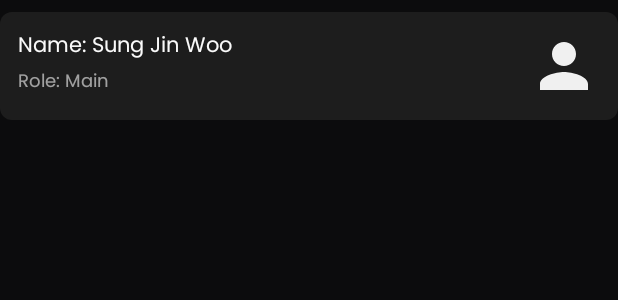
After one commit to debz-g/AniSearch, an Android app: the layout item_characters.xml on its own in the app's theme, with its tools: preview values and no code run, on a phone screen of 412 x 824 dp. The commit adds this screen. Shown: the top 300 px of the screen. Run offline under Robolectric (Android 15) with nearby library versions, the phone set to English and light mode, and no system bars.

Commit message:
Added Characters section in details page.

```diff
--- a/app/src/main/java/dev/redfox/anisearch/network/ServerInterface.kt
+++ b/app/src/main/java/dev/redfox/anisearch/network/ServerInterface.kt
@@ -1,7 +1,9 @@
 package dev.redfox.anisearch.network
 
+import dev.redfox.anisearch.models.CharactersResponse
 import dev.redfox.anisearch.models.CommonAnimeResponse
 import dev.redfox.anisearch.models.EpisodeResponse
+import retrofit2.Response
 import retrofit2.http.GET
 import retrofit2.http.Path
 import retrofit2.http.Query
@@ -21,4 +23,7 @@ interface ServerInterface {
 		@Path("id") animeId: Int,
 		@Query("page") page: Int
 	): EpisodeResponse
+
+	@GET("anime/{id}/characters")
+	suspend fun getAnimeCharacters(@Path("id") id: Int): Response<CharactersResponse>
 }
--- a/app/src/main/java/dev/redfox/anisearch/ui/animeDetails/AnimeDetailsBottomSheetFragment.kt
+++ b/app/src/main/java/dev/redfox/anisearch/ui/animeDetails/AnimeDetailsBottomSheetFragment.kt
@@ -20,6 +20,7 @@ import dev.redfox.anisearch.databinding.DialogAnimeDetailsFragmentBinding
 import dev.redfox.anisearch.databinding.ItemCustomTabBinding
 import dev.redfox.anisearch.models.AnimeChildData
 import dev.redfox.anisearch.models.OverviewData
+import dev.redfox.anisearch.ui.characters.CharactersFragment
 import dev.redfox.anisearch.ui.episodes.EpisodesFragment
 import dev.redfox.anisearch.ui.overview.OverviewFragment
 import dev.redfox.anisearch.utils.PARAM_DATA
@@ -179,7 +180,10 @@ class AnimeDetailsBottomSheetFragment : BottomSheetDialogFragment() {
                                 }
 
                                 2 -> {
-
+                                    binding.nsvAnimeDetails.setOnScrollChangeListener(null as NestedScrollView.OnScrollChangeListener?)
+                                    animeDetailsVm.getMalId()?.let { malId ->
+                                        showFragment(CharactersFragment.getInstance(malId))
+                                    }
                                 }
                             }
                         }
--- a/app/src/main/java/dev/redfox/anisearch/ui/characters/CharacatersFragment.kt
+++ /dev/null
@@ -1,4 +0,0 @@
-package dev.redfox.anisearch.ui.characters
-
-class CharacatersFragment {
-}
--- /dev/null
+++ b/app/src/main/res/drawable/bg_characters.xml
@@ -0,0 +1,6 @@
+<?xml version="1.0" encoding="utf-8"?>
+<shape xmlns:android="http://schemas.android.com/apk/res/android"
+    android:shape="rectangle">
+    <solid android:color="@color/colorDark"/>
+    <corners android:radius="8dp" />
+</shape>
--- /dev/null
+++ b/app/src/main/res/drawable/user_placeholder.xml
@@ -0,0 +1,10 @@
+<vector xmlns:android="http://schemas.android.com/apk/res/android"
+    android:width="48dp"
+    android:height="48dp"
+    android:tint="@color/colorGrayLight"
+    android:viewportWidth="24"
+    android:viewportHeight="24">
+    <path
+        android:fillColor="@color/colorGrayLight"
+        android:pathData="M12,12c2.21,0 4,-1.79 4,-4s-1.79,-4 -4,-4 -4,1.79 -4,4 1.79,4 4,4zM12,14c-2.67,0 -8,1.34 -8,4v2h16v-2c0,-2.66 -5.33,-4 -8,-4z" />
+</vector>
--- a/app/src/main/res/layout/fragment_episodes.xml
+++ b/app/src/main/res/layout/fragment_episodes.xml
@@ -11,6 +11,7 @@
         android:layout_width="match_parent"
         android:layout_height="match_parent"
         android:paddingHorizontal="@dimen/dimen8"
+        android:layout_marginTop="@dimen/dimen16"
         android:clipToPadding="false"
         tools:listitem="@layout/item_episodes"
         tools:itemCount="5"
--- /dev/null
+++ b/app/src/main/res/layout/item_characters.xml
@@ -0,0 +1,44 @@
+<?xml version="1.0" encoding="utf-8"?>
+<androidx.constraintlayout.widget.ConstraintLayout xmlns:android="http://schemas.android.com/apk/res/android"
+    xmlns:app="http://schemas.android.com/apk/res-auto"
+    xmlns:tools="http://schemas.android.com/tools"
+    android:layout_width="match_parent"
+    android:layout_height="wrap_content"
+    android:layout_marginVertical="@dimen/dimen8"
+    android:background="@drawable/bg_characters"
+    android:padding="@dimen/dimen12">
+
+    <TextView
+        android:id="@+id/tv_characters_name"
+        style="@style/PoppinsRegularWhite14"
+        android:layout_width="@dimen/dimen0"
+        android:layout_marginEnd="@dimen/dimen6"
+        android:maxLines="1"
+        android:ellipsize="end"
+        android:layout_height="wrap_content"
+        app:layout_constraintEnd_toStartOf="@id/iv_characters_image"
+        app:layout_constraintStart_toStartOf="parent"
+        app:layout_constraintTop_toTopOf="@id/iv_characters_image"
+        tools:text="Name: Sung Jin Woo" />
+
+    <TextView
+        android:layout_width="wrap_content"
+        android:layout_height="wrap_content"
+        android:id="@+id/tv_characters_role"
+        app:layout_constraintStart_toStartOf="parent"
+        app:layout_constraintTop_toBottomOf="@id/tv_characters_name"
+        style="@style/PoppinsRegularLightGray12"
+        tools:text = "Role: Main"
+        app:layout_constraintBottom_toBottomOf="@id/iv_characters_image"
+        />
+
+    <com.google.android.material.imageview.ShapeableImageView
+        android:id="@+id/iv_characters_image"
+        android:layout_width="wrap_content"
+        android:layout_height="wrap_content"
+        android:scaleType="centerCrop"
+        app:layout_constraintEnd_toEndOf="parent"
+        app:layout_constraintTop_toTopOf="parent"
+        app:shapeAppearanceOverlay="@style/TopCurvedOverlay8"
+        tools:src="@drawable/user_placeholder" />
+</androidx.constraintlayout.widget.ConstraintLayout>
--- a/app/src/main/res/values/colors.xml
+++ b/app/src/main/res/values/colors.xml
@@ -19,6 +19,7 @@
     <color name="colorBlack80">#CC0C0C0D</color>
     <color name="colorBlack100">#000000</color>
     <color name="colorLightBlack">#2B2B2B</color>
+    <color name="colorDark">#1D1D1D</color>
     <color name="subTitleText">#B8B8B8</color>
 
     <color name="colorOrange">#FB923C</color>
--- a/app/src/main/res/values/dimens.xml
+++ b/app/src/main/res/values/dimens.xml
@@ -74,5 +74,7 @@
     <dimen name="banner300">300dp</dimen>
     <dimen name="banner400">400dp</dimen>
 
+    <dimen name="avatar60">60dp</dimen>
+
     <dimen name="hero_fragment_banner_height">450dp</dimen>
 </resources>
--- a/app/src/main/res/values/strings.xml
+++ b/app/src/main/res/values/strings.xml
@@ -32,5 +32,7 @@
     <string name="retryApiCall">Retry</string>
     <string name="something_went_wrong">Something went wrong. Please try again.</string>
     <string name="episode_number">Ep %1$d</string>
+    <string name="character_name">Name: %1$s</string>
+    <string name="character_role">Role: %1$s</string>
 
 </resources>
--- a/app/src/main/res/values/themes.xml
+++ b/app/src/main/res/values/themes.xml
@@ -306,4 +306,16 @@
         <item name="android:layout_height">@dimen/dimen42</item>
     </style>
 
+    <style name="CircleOverlay" parent="">
+        <item name="cornerFamily">rounded</item>
+        <item name="cornerSize">50%</item>
+    </style>
+
+    <style name="TopCurvedOverlay8" parent="">
+        <item name="cornerFamily">rounded</item>
+        <item name="cornerSizeTopRight">@dimen/dimen8</item>
+        <item name="cornerSizeTopLeft">@dimen/dimen8</item>
+        <item name="cornerSizeBottomRight">@dimen/dimen8</item>
+        <item name="cornerSizeBottomLeft">@dimen/dimen8</item>
+    </style>
 </resources>
```
Also changed, not shown: app/src/main/java/dev/redfox/anisearch/models/CharactersDataClass.kt (added, +63 -0 lines), app/src/main/java/dev/redfox/anisearch/network/AnimeRepository.kt (+10 -0 lines), app/src/main/java/dev/redfox/anisearch/ui/characters/CharactersFragment.kt (added, +102 -0 lines), app/src/main/java/dev/redfox/anisearch/ui/characters/adapter/CharactersAdapter.kt (added, +51 -0 lines), app/src/main/java/dev/redfox/anisearch/utils/DiffUtilCallbacks.kt (+11 -0 lines), app/src/main/java/dev/redfox/anisearch/utils/ExtensionFunctions.kt (+32 -1 lines), app/src/main/java/dev/redfox/anisearch/viewmodel/CharactersViewModel.kt (added, +70 -0 lines), app/src/main/res/layout/fragment_characters.xml (+17 -1 lines).
